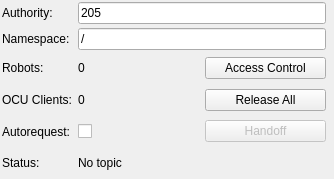
Before: the Qt Designer form fkie_iop_mapviz_plugins/ui/access_control_config.ui in fkie/iop_gui, drawn with Qt 5.
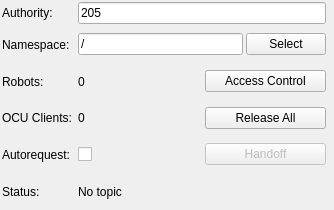
After: the same form once the commit is applied.

Commit message: added digital resource client as mapviz plugin

```diff
--- a/fkie_iop_mapviz_plugins/ui/access_control_config.ui
+++ b/fkie_iop_mapviz_plugins/ui/access_control_config.ui
@@ -7,7 +7,7 @@
     <x>0</x>
     <y>0</y>
     <width>334</width>
-    <height>179</height>
+    <height>210</height>
    </rect>
   </property>
   <property name="windowTitle">
@@ -32,38 +32,23 @@
    <property name="verticalSpacing">
     <number>4</number>
    </property>
-   <item row="10" column="0">
-    <widget class="QLabel" name="label_5">
-     <property name="text">
-      <string>Autorequest:</string>
-     </property>
-    </widget>
-   </item>
-   <item row="14" column="0">
-    <widget class="QLabel" name="label_2">
+   <item row="15" column="1" colspan="2">
+    <widget class="QLabel" name="status">
      <property name="font">
       <font/>
      </property>
-     <property name="text">
-      <string>Status:</string>
+     <property name="styleSheet">
+      <string notr="true"/>
      </property>
-    </widget>
-   </item>
-   <item row="3" column="1">
-    <widget class="QLineEdit" name="namespace_edit">
      <property name="text">
-      <string>/</string>
+      <string>No topic</string>
      </property>
-    </widget>
-   </item>
-   <item row="7" column="0">
-    <widget class="QLabel" name="label_7">
-     <property name="text">
-      <string>Robots:</string>
+     <property name="wordWrap">
+      <bool>true</bool>
      </property>
     </widget>
    </item>
-   <item row="8" column="1">
+   <item row="9" column="1">
     <widget class="QFrame" name="frame_client">
      <property name="frameShape">
       <enum>QFrame::NoFrame</enum>
@@ -104,27 +89,7 @@
      </layout>
     </widget>
    </item>
-   <item row="3" column="0">
-    <widget class="QLabel" name="label_4">
-     <property name="font">
-      <font/>
-     </property>
-     <property name="text">
-      <string>Namespace:</string>
-     </property>
-    </widget>
-   </item>
-   <item row="8" column="0">
-    <widget class="QLabel" name="label_3">
-     <property name="font">
-      <font/>
-     </property>
-     <property name="text">
-      <string>OCU Clients:</string>
-     </property>
-    </widget>
-   </item>
-   <item row="10" column="1">
+   <item row="11" column="1">
     <widget class="QFrame" name="frame_handoff">
      <property name="frameShape">
       <enum>QFrame::NoFrame</enum>
@@ -165,19 +130,47 @@
      </layout>
     </widget>
    </item>
-   <item row="14" column="1" colspan="2">
-    <widget class="QLabel" name="status">
+   <item row="11" column="0">
+    <widget class="QLabel" name="label_5">
+     <property name="text">
+      <string>Autorequest:</string>
+     </property>
+    </widget>
+   </item>
+   <item row="9" column="0">
+    <widget class="QLabel" name="label_3">
      <property name="font">
       <font/>
      </property>
-     <property name="styleSheet">
-      <string notr="true"/>
+     <property name="text">
+      <string>OCU Clients:</string>
      </property>
+    </widget>
+   </item>
+   <item row="15" column="0">
+    <widget class="QLabel" name="label_2">
+     <property name="font">
+      <font/>
+     </property>
      <property name="text">
-      <string>No topic</string>
+      <string>Status:</string>
      </property>
-     <property name="wordWrap">
-      <bool>true</bool>
+    </widget>
+   </item>
+   <item row="2" column="0">
+    <widget class="QLabel" name="label">
+     <property name="font">
+      <font/>
+     </property>
+     <property name="text">
+      <string>Authority:</string>
+     </property>
+    </widget>
+   </item>
+   <item row="8" column="0">
+    <widget class="QLabel" name="label_7">
+     <property name="text">
+      <string>Robots:</string>
      </property>
     </widget>
    </item>
@@ -191,7 +184,17 @@
      </property>
     </widget>
    </item>
-   <item row="7" column="1">
+   <item row="4" column="0">
+    <widget class="QLabel" name="label_4">
+     <property name="font">
+      <font/>
+     </property>
+     <property name="text">
+      <string>Namespace:</string>
+     </property>
+    </widget>
+   </item>
+   <item row="8" column="1">
     <widget class="QFrame" name="frame_robots">
      <property name="frameShape">
       <enum>QFrame::NoFrame</enum>
@@ -241,14 +244,45 @@
      </layout>
     </widget>
    </item>
-   <item row="2" column="0">
-    <widget class="QLabel" name="label">
-     <property name="font">
-      <font/>
+   <item row="4" column="1">
+    <widget class="QFrame" name="frame_ns">
+     <property name="frameShape">
+      <enum>QFrame::NoFrame</enum>
      </property>
-     <property name="text">
-      <string>Authority:</string>
+     <property name="frameShadow">
+      <enum>QFrame::Plain</enum>
      </property>
+     <layout class="QHBoxLayout" name="horizontalLayout_4">
+      <property name="spacing">
+       <number>3</number>
+      </property>
+      <property name="leftMargin">
+       <number>0</number>
+      </property>
+      <property name="topMargin">
+       <number>0</number>
+      </property>
+      <property name="rightMargin">
+       <number>0</number>
+      </property>
+      <property name="bottomMargin">
+       <number>0</number>
+      </property>
+      <item>
+       <widget class="QLineEdit" name="namespace_edit">
+        <property name="text">
+         <string>/</string>
+        </property>
+       </widget>
+      </item>
+      <item>
+       <widget class="QPushButton" name="selectns">
+        <property name="text">
+         <string>Select</string>
+        </property>
+       </widget>
+      </item>
+     </layout>
     </widget>
    </item>
   </layout>
```
The commit also changes 15 other files.
